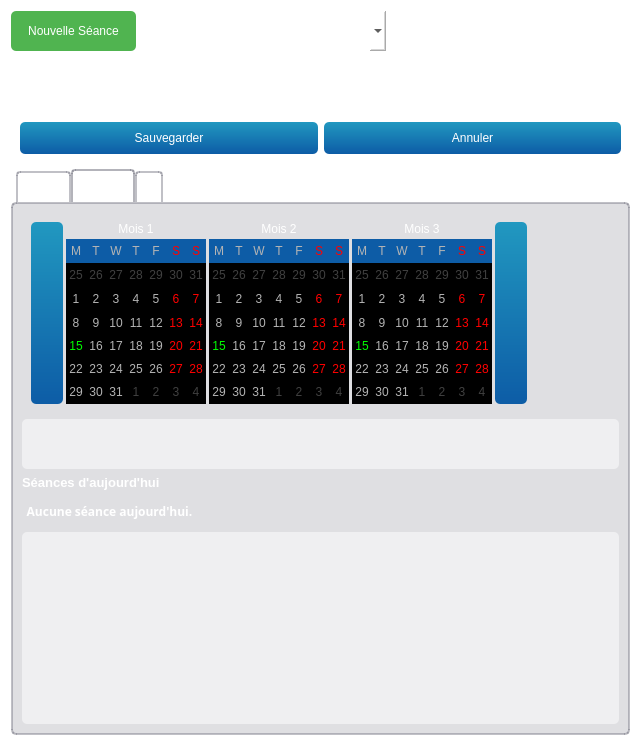
First picture: the form in teraplus/client/src/editors/ParticipantWidget.ui, repository introlab/opentera, before the edit.
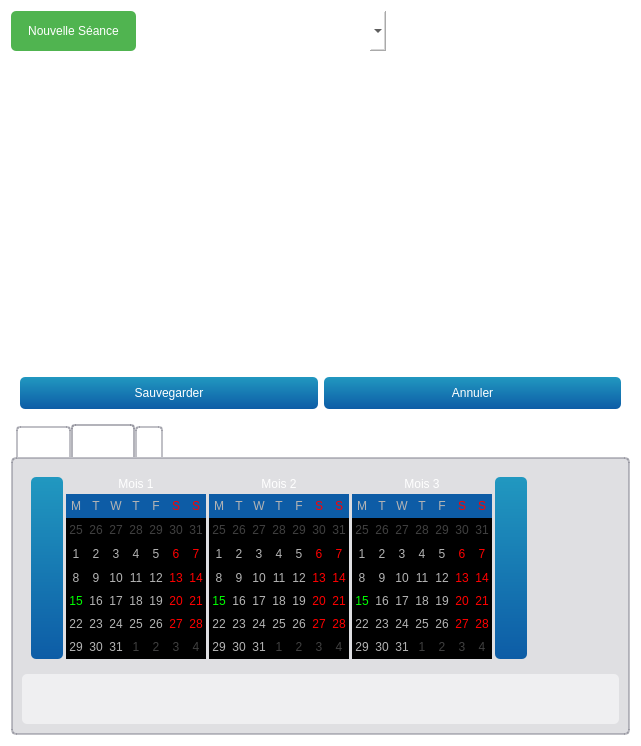
Second picture: the form after the edit. The open tabs and pages were chosen to show the change. Icons and pictures are not drawn. Custom widgets are drawn as their Qt base class.

Commit message: Added SessionTypes API.

What changed in the file:
```diff
--- a/teraplus/client/src/editors/ParticipantWidget.ui
+++ b/teraplus/client/src/editors/ParticipantWidget.ui
@@ -776,81 +776,6 @@
          </property>
         </widget>
        </item>
-       <item>
-        <widget class="QLabel" name="lblTotay">
-         <property name="font">
-          <font>
-           <pointsize>10</pointsize>
-           <weight>75</weight>
-           <italic>false</italic>
-           <bold>true</bold>
-          </font>
-         </property>
-         <property name="text">
-          <string>Séances d'aujourd'hui</string>
-         </property>
-        </widget>
-       </item>
-       <item>
-        <widget class="QLabel" name="lblNoSession">
-         <property name="minimumSize">
-          <size>
-           <width>0</width>
-           <height>30</height>
-          </size>
-         </property>
-         <property name="maximumSize">
-          <size>
-           <width>175</width>
-           <height>16777215</height>
-          </size>
-         </property>
-         <property name="font">
-          <font>
-           <family>10</family>
-           <weight>75</weight>
-           <italic>false</italic>
-           <bold>true</bold>
-          </font>
-         </property>
-         <property name="text">
-          <string>Aucune séance aujourd'hui.</string>
-         </property>
-         <property name="alignment">
-          <set>Qt::AlignCenter</set>
-         </property>
-        </widget>
-       </item>
-       <item>
-        <widget class="QListWidget" name="lstToday">
-         <property name="sizePolicy">
-          <sizepolicy hsizetype="Expanding" vsizetype="MinimumExpanding">
-           <horstretch>0</horstretch>
-           <verstretch>0</verstretch>
-          </sizepolicy>
-         </property>
-         <property name="maximumSize">
-          <size>
-           <width>16777215</width>
-           <height>16777215</height>
-          </size>
-         </property>
-         <property name="font">
-          <font>
-           <pointsize>9</pointsize>
-          </font>
-         </property>
-         <property name="cursor" stdset="0">
-          <cursorShape>PointingHandCursor</cursorShape>
-         </property>
-         <property name="sizeAdjustPolicy">
-          <enum>QAbstractScrollArea::AdjustIgnored</enum>
-         </property>
-         <property name="uniformItemSizes">
-          <bool>true</bool>
-         </property>
-        </widget>
-       </item>
       </layout>
      </widget>
      <widget class="QWidget" name="tabKits">
```
Left out of the diff: 26 changed lines with no effect on the pictures. The commit also changes 13 other files.
